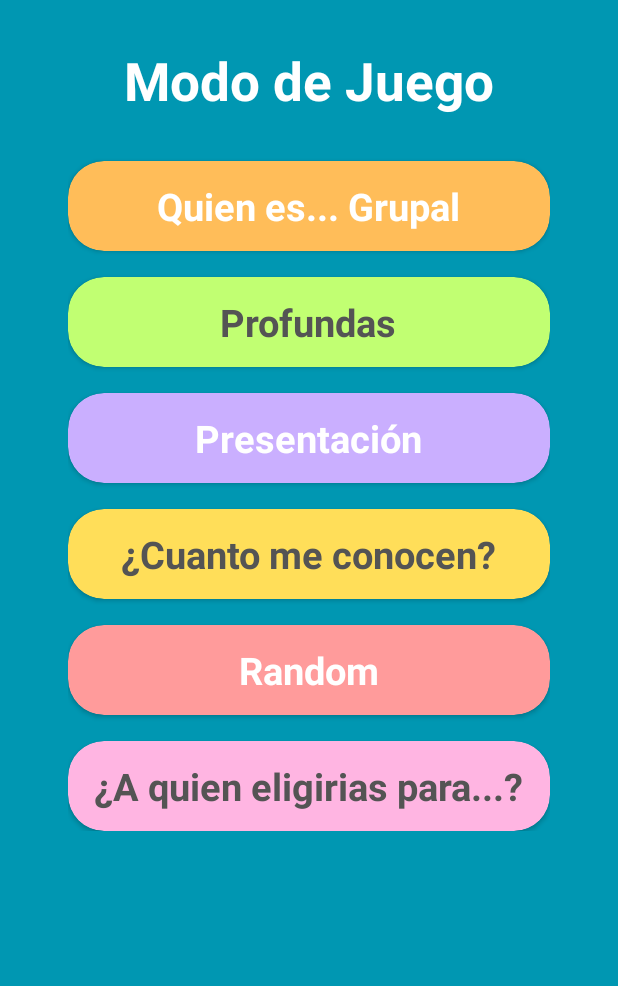
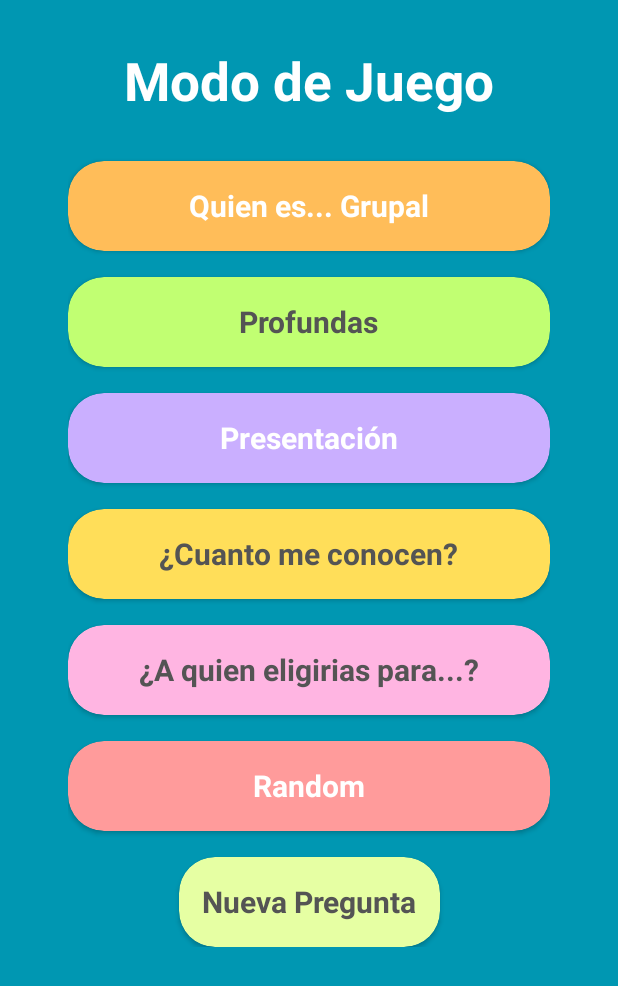
Before and after one commit to EzeDiazTrigo/QuestionsApp, an Android app: the screen it shows after launch (MenuActivity), on a phone screen of 412 x 824 dp. Shown: the top 986 px of the screen. Run offline under Robolectric (Android 15) with nearby library versions, the phone set to English and light mode, and no system bars.

Commit message:
QuestionApp 1.2.4
Actualización nombre de variables, agregar boton nueva pregunta y pop up

```diff
--- a/Preguntas1/app/src/main/java/com/example/preguntas1/Menu/MenuActivity.kt
+++ b/Preguntas1/app/src/main/java/com/example/preguntas1/Menu/MenuActivity.kt
@@ -1,5 +1,6 @@
 package com.example.preguntas1.Menu
 
+import android.app.Dialog
 import android.content.Intent
 import android.os.Bundle
 import androidx.activity.enableEdgeToEdge
@@ -21,30 +22,46 @@ class MenuActivity : AppCompatActivity() {
         const val KNOW_KEY: String = "KNOW_ME"
     }
 
-    private lateinit var btnOne: CardView
-    private lateinit var btnTwo: CardView
-    private lateinit var btnThree: CardView
-    private lateinit var btnFour: CardView
-    private lateinit var btnFive: CardView
-    private lateinit var btnSix: CardView
+    private lateinit var btnWhois: CardView
+    private lateinit var btnDeep: CardView
+    private lateinit var btnMet: CardView
+    private lateinit var btnKnow: CardView
+    private lateinit var btnChoose: CardView
+    private lateinit var btnRandom: CardView
+    private lateinit var btnAddQuestion: CardView
 
     override fun onCreate(savedInstanceState: Bundle?) {
         super.onCreate(savedInstanceState)
         enableEdgeToEdge()
         setContentView(R.layout.activity_menu2)
-        btnOne = findViewById(R.id.btnOne)
-        btnTwo = findViewById(R.id.btnTwo)
-        btnThree = findViewById(R.id.btnThree)
-        btnFour = findViewById(R.id.btnFour)
-        btnFive = findViewById(R.id.btnFive)
-        btnSix = findViewById(R.id.btnSix)
+        initialization()
+        initUI()
+    }
 
-        btnOne.setOnClickListener { navigateToQuestions(WHO_KEY) }
-        btnTwo.setOnClickListener { navigateToQuestions(DEEP_KEY) }
-        btnThree.setOnClickListener { navigateToQuestions(MET_KEY) }
-        btnFour.setOnClickListener { navigateToQuestions(KNOW_KEY) }
-        btnFive.setOnClickListener  { navigateToQuestions(RANDOM_KEY) }
-        btnSix.setOnClickListener  { navigateToQuestions(LINES_KEY)}
+    private fun showDialog(){
+        val dialog = Dialog(this)
+        dialog.setContentView(R.layout.dialog_new_question)
+        dialog.show()
+    }
+
+    private fun initialization(){
+        btnWhois = findViewById(R.id.btnWhois)
+        btnDeep = findViewById(R.id.btnDeep)
+        btnMet = findViewById(R.id.btnMet)
+        btnKnow = findViewById(R.id.btnKnow)
+        btnChoose = findViewById(R.id.btnChoose)
+        btnRandom = findViewById(R.id.btnRandom)
+        btnAddQuestion = findViewById(R.id.btnAddQuestion)
+    }
+
+    private fun initUI(){
+        btnWhois.setOnClickListener { navigateToQuestions(WHO_KEY) }
+        btnDeep.setOnClickListener { navigateToQuestions(DEEP_KEY) }
+        btnMet.setOnClickListener { navigateToQuestions(MET_KEY) }
+        btnKnow.setOnClickListener { navigateToQuestions(KNOW_KEY) }
+        btnRandom.setOnClickListener  { navigateToQuestions(RANDOM_KEY) }
+        btnChoose.setOnClickListener  { navigateToQuestions(LINES_KEY) }
+        btnAddQuestion.setOnClickListener  { showDialog() }
     }
 
     private fun navigateToQuestions(type: String) {
--- a/Preguntas1/app/src/main/java/com/example/preguntas1/Preguntas/PreguntasActivity.kt
+++ b/Preguntas1/app/src/main/java/com/example/preguntas1/Preguntas/PreguntasActivity.kt
@@ -775,7 +775,7 @@ class PreguntasActivity : AppCompatActivity() {
         tvQuestion.setTextColor(ContextCompat.getColor(this, R.color.textdark))
         cvQuestion.setCardBackgroundColor(ContextCompat.getColor(this, R.color.block_15lines))
         tvtitleQuestion.text = getString(R.string.lines)
-        tvtitleQuestion.setTextSize(TypedValue.COMPLEX_UNIT_SP, 30f)
+        tvtitleQuestion.setTextSize(TypedValue.COMPLEX_UNIT_SP, 25f)
     }
 
     private fun randomKnowQuestions(knowQuestions: List<String>) {
--- a/Preguntas1/app/src/main/res/layout/activity_menu2.xml
+++ b/Preguntas1/app/src/main/res/layout/activity_menu2.xml
@@ -30,7 +30,7 @@
             app:layout_constraintTop_toTopOf="parent" />
 
         <androidx.cardview.widget.CardView
-            android:id="@+id/btnOne"
+            android:id="@+id/btnWhois"
             android:layout_width="match_parent"
             android:layout_height="60dp"
             android:layout_marginTop="30dp"
@@ -50,20 +50,20 @@
                     android:layout_height="wrap_content"
                     android:text="@string/whois"
                     android:textColor="@color/textlight"
-                    android:textSize="25sp"
+                    android:textSize="20sp"
                     android:textStyle="bold" />
             </androidx.appcompat.widget.LinearLayoutCompat>
         </androidx.cardview.widget.CardView>
 
         <androidx.cardview.widget.CardView
-            android:id="@+id/btnTwo"
+            android:id="@+id/btnDeep"
             android:layout_width="match_parent"
             android:layout_height="60dp"
             android:layout_marginTop="17dp"
             android:backgroundTint="@color/buttom_deep"
             app:cardCornerRadius="24dp"
             app:layout_constraintStart_toStartOf="parent"
-            app:layout_constraintTop_toBottomOf="@+id/btnOne">
+            app:layout_constraintTop_toBottomOf="@+id/btnWhois">
 
             <androidx.appcompat.widget.LinearLayoutCompat
                 android:layout_width="match_parent"
@@ -76,20 +76,20 @@
                     android:layout_height="wrap_content"
                     android:text="@string/deep"
                     android:textColor="@color/textdark"
-                    android:textSize="25sp"
+                    android:textSize="20sp"
                     android:textStyle="bold" />
             </androidx.appcompat.widget.LinearLayoutCompat>
         </androidx.cardview.widget.CardView>
 
         <androidx.cardview.widget.CardView
-            android:id="@+id/btnThree"
+            android:id="@+id/btnMet"
             android:layout_width="match_parent"
             android:layout_height="60dp"
             android:layout_marginTop="17dp"
             android:backgroundTint="@color/buttom_met"
             app:cardCornerRadius="24dp"
             app:layout_constraintStart_toStartOf="parent"
-            app:layout_constraintTop_toBottomOf="@+id/btnTwo">
+            app:layout_constraintTop_toBottomOf="@+id/btnDeep">
 
             <androidx.appcompat.widget.LinearLayoutCompat
                 android:layout_width="match_parent"
@@ -102,20 +102,20 @@
                     android:layout_height="wrap_content"
                     android:text="@string/met"
                     android:textColor="@color/textlight"
-                    android:textSize="25sp"
+                    android:textSize="20sp"
                     android:textStyle="bold" />
             </androidx.appcompat.widget.LinearLayoutCompat>
         </androidx.cardview.widget.CardView>
 
         <androidx.cardview.widget.CardView
-            android:id="@+id/btnFour"
+            android:id="@+id/btnKnow"
             android:layout_width="match_parent"
             android:layout_height="60dp"
             android:layout_marginTop="17dp"
             android:backgroundTint="@color/buttom_plus"
             app:cardCornerRadius="24dp"
             app:layout_constraintStart_toStartOf="parent"
-            app:layout_constraintTop_toBottomOf="@+id/btnThree">
+            app:layout_constraintTop_toBottomOf="@+id/btnMet">
 
             <androidx.appcompat.widget.LinearLayoutCompat
                 android:layout_width="match_parent"
@@ -128,20 +128,20 @@
                     android:layout_height="wrap_content"
                     android:text="@string/plus"
                     android:textColor="@color/textdark"
-                    android:textSize="25sp"
+                    android:textSize="20sp"
                     android:textStyle="bold" />
             </androidx.appcompat.widget.LinearLayoutCompat>
         </androidx.cardview.widget.CardView>
 
         <androidx.cardview.widget.CardView
-            android:id="@+id/btnFive"
+            android:id="@+id/btnRandom"
             android:layout_width="match_parent"
             android:layout_height="60dp"
             android:layout_marginTop="17dp"
             android:backgroundTint="@color/buttom_random"
             app:cardCornerRadius="24dp"
             app:layout_constraintStart_toStartOf="parent"
-            app:layout_constraintTop_toBottomOf="@+id/btnFour">
+            app:layout_constraintTop_toBottomOf="@+id/btnChoose">
 
             <androidx.appcompat.widget.LinearLayoutCompat
                 android:layout_width="match_parent"
@@ -154,20 +154,20 @@
                     android:layout_height="wrap_content"
                     android:text="@string/random"
                     android:textColor="@color/textlight"
-                    android:textSize="25sp"
+                    android:textSize="20sp"
                     android:textStyle="bold" />
             </androidx.appcompat.widget.LinearLayoutCompat>
         </androidx.cardview.widget.CardView>
 
         <androidx.cardview.widget.CardView
-            android:id="@+id/btnSix"
+            android:id="@+id/btnChoose"
             android:layout_width="match_parent"
             android:layout_height="60dp"
             android:layout_marginTop="17dp"
             android:backgroundTint="@color/buttom_15lines"
             app:cardCornerRadius="24dp"
             app:layout_constraintStart_toStartOf="parent"
-            app:layout_constraintTop_toBottomOf="@+id/btnFive">
+            app:layout_constraintTop_toBottomOf="@+id/btnKnow">
 
             <androidx.appcompat.widget.LinearLayoutCompat
                 android:layout_width="match_parent"
@@ -180,10 +180,40 @@
                     android:layout_height="wrap_content"
                     android:text="@string/lines"
                     android:textColor="@color/textdark"
-                    android:textSize="25sp"
+                    android:textSize="20sp"
                     android:textStyle="bold" />
             </androidx.appcompat.widget.LinearLayoutCompat>
         </androidx.cardview.widget.CardView>
+
+        <androidx.cardview.widget.CardView
+            android:id="@+id/btnAddQuestion"
+            android:layout_width="wrap_content"
+            android:layout_height="60dp"
+            android:layout_marginTop="17dp"
+            android:backgroundTint="@color/buttomSave"
+            app:cardCornerRadius="24dp"
+            app:layout_constraintStart_toStartOf="parent"
+            app:layout_constraintEnd_toEndOf="parent"
+            app:layout_constraintStart_toEndOf="parent"
+            app:layout_constraintTop_toBottomOf="@+id/btnRandom">
+
+            <androidx.appcompat.widget.LinearLayoutCompat
+                android:layout_width="match_parent"
+                android:layout_height="match_parent"
+                android:gravity="center"
+                android:orientation="vertical">
+
+                <TextView
+                    android:layout_width="wrap_content"
+                    android:paddingHorizontal="15dp"
+                    android:layout_height="wrap_content"
+                    android:text="@string/add_question"
+                    android:textColor="@color/textdark"
+                    android:textSize="20sp"
+                    android:textStyle="bold" />
+            </androidx.appcompat.widget.LinearLayoutCompat>
+        </androidx.cardview.widget.CardView>
+
     </androidx.constraintlayout.widget.ConstraintLayout>
 
 </ScrollView>
--- a/Preguntas1/app/src/main/res/values/colors.xml
+++ b/Preguntas1/app/src/main/res/values/colors.xml
@@ -4,7 +4,7 @@
     <color name="purple_500">#FF6200EE</color>
     <color name="purple_700">#FF3700B3</color>
     <color name="teal_200">#FF03DAC5</color>
-    <color name="teal_700">#FF018786</color>
+    <color name="teal_700">#858585</color>
     <color name="black">#FF000000</color>
     <color name="white">#FFFFFFFF</color>
 
@@ -27,6 +27,7 @@
     <color name="buttom_15lines">#FFB5E2</color>
     <color name="textdark">#545454</color>
     <color name="textlight">#FFFFFF</color>
+    <color name="buttomSave">#E6FFA3</color>
 
 
 </resources>
--- a/Preguntas1/app/src/main/res/values/strings.xml
+++ b/Preguntas1/app/src/main/res/values/strings.xml
@@ -8,4 +8,6 @@
     <string name="plus">¿Cuanto me conocen?</string>
     <string name="random">Random</string>
     <string name="lines">¿A quien eligirias para...?</string>
+    <string name="add_question">Nueva Pregunta</string>
+    <string name="save">Guardar</string>
 </resources>
```
Also changed, not shown: Preguntas1/app/src/main/res/layout/dialog_new_question.xml (added, +73 -0 lines).
